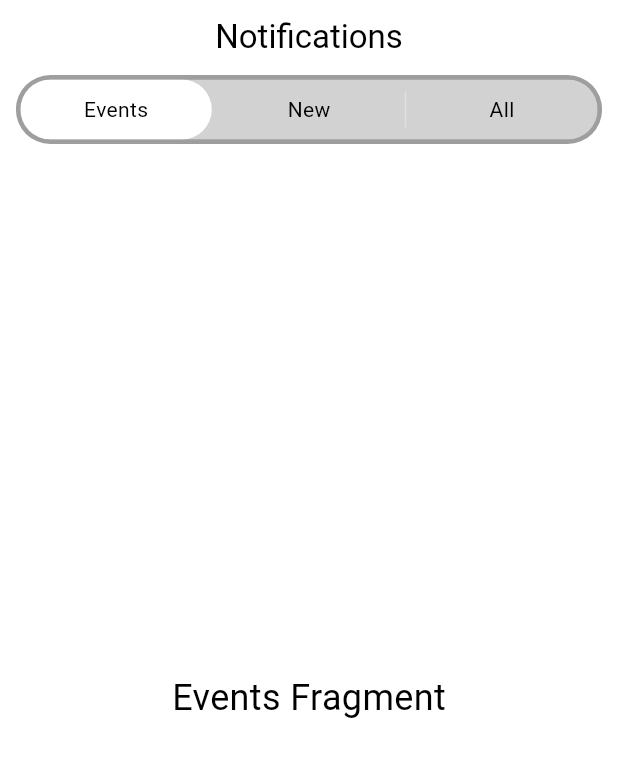
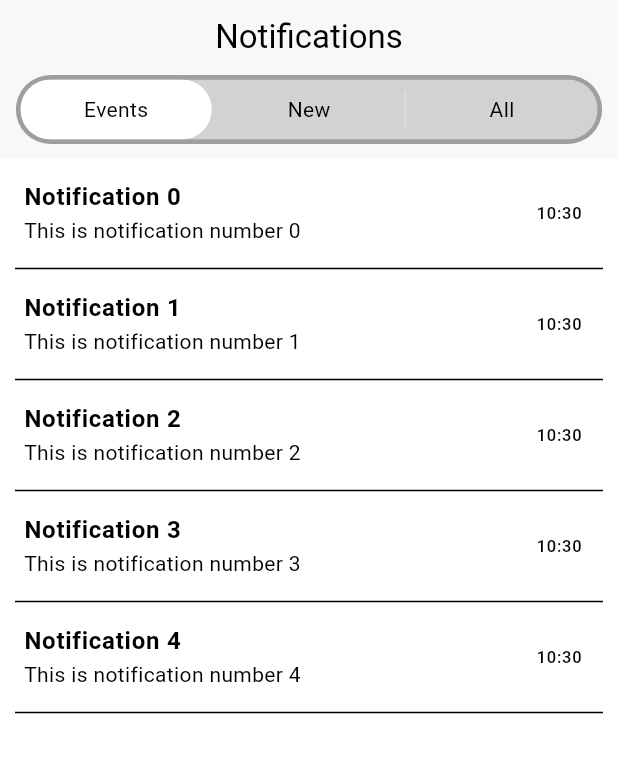
Before and after one commit to SujalKThapa/kushi_dev, a Flutter app: the NotificationPage screen opened directly, after a tap on "Events", on a phone screen of 412 x 824 dp. Shown: the top 757 px of the screen. Run offline on Flutter 3.47's test engine with Material 3 defaults, Android fonts, the phone set to English and light mode, and no system bars; drawn by our look-alikes of toggle_switch; our stand-ins replace firebase_auth, firebase_core, google_nav_bar, smooth_page_indicator; accounts and stored records are empty.

```diff
--- a/lib/components/notificationitem.dart
+++ b/lib/components/notificationitem.dart
@@ -1,26 +1,63 @@
 import 'package:flutter/material.dart';
+import 'package:intl/intl.dart';
 
 class NotificationItem extends StatelessWidget {
   final String title;
   final String message;
-  final String formattedDate; // Updated to include formatted date
+  final DateTime time;
 
-  const NotificationItem({
-    Key? key,
+  NotificationItem({
     required this.title,
     required this.message,
-    required this.formattedDate, // Updated to include formatted date
-  }) : super(key: key);
+    required this.time,
+  });
 
   @override
   Widget build(BuildContext context) {
-    return ListTile(
-      title: Text(
-        title,
-        style: TextStyle(fontWeight: FontWeight.bold),
+    final String formattedDate = DateFormat.Hm().format(time).toString();
+    return Dismissible(
+      key: Key(time.toString()), // Unique key for each notification
+      background: Container(
+        color: Colors.red,
+        alignment: Alignment.centerRight,
+        padding: EdgeInsets.symmetric(horizontal: 20.0),
+        child: Icon(Icons.delete, color: Colors.white),
       ),
-      subtitle: Text(message),
-      trailing: Text(formattedDate),
+      direction: DismissDirection.endToStart,
+      onDismissed: (direction) {
+        // Implement delete action here
+        // Example: Delete the notification from the list
+        ScaffoldMessenger.of(context).showSnackBar(
+          SnackBar(
+            content: Text('Notification deleted'),
+            action: SnackBarAction(
+              label: 'UNDO',
+              onPressed: () {
+                // Implement undo action here
+              },
+            ),
+          ),
+        );
+      },
+      child: Column(
+        children: [
+          ListTile(
+            title: Text(
+              title,
+              style: TextStyle(fontWeight: FontWeight.bold),
+            ),
+            subtitle: Text(message),
+            trailing: Text(formattedDate),
+          ),
+          Container(
+            margin: EdgeInsets.only(left: 10,right: 10),
+            child: Divider(
+              height: 2.0,
+              color: Colors.black,
+            ),
+          ),
+        ],
+      ),
     );
   }
 }
--- a/lib/pages/Fragments/NotifiactionFragment/allfragment.dart
+++ b/lib/pages/Fragments/NotifiactionFragment/allfragment.dart
@@ -1,11 +1,24 @@
+import "package:flutter/material.dart";
+import "package:kushi_3/components/notificationitem.dart";
+import "package:kushi_3/model/notificationdata.dart";
+
 class AllFragment extends StatelessWidget {
   @override
   Widget build(BuildContext context) {
-    return Center(
-      child: Text(
-        'All Fragment',
-        style: TextStyle(fontSize: 24),
-      ),
+    return ListView.builder(
+      itemCount: 2, // Example: You can replace this with the actual number of notifications
+      itemBuilder: (context, index) {
+        final notification = NotificationData(
+          title: 'Notification $index',
+          message: 'This is notification number $index',
+          time: DateTime.now(), // Replace it with actual time
+        );
+        return NotificationItem(
+          title: notification.title,
+          message: notification.message,
+          time: notification.time,
+        );
+      },
     );
   }
 }
--- a/lib/pages/Fragments/NotifiactionFragment/eventsfragment.dart
+++ b/lib/pages/Fragments/NotifiactionFragment/eventsfragment.dart
@@ -0,0 +1,24 @@
+import "package:flutter/material.dart";
+import "package:kushi_3/components/notificationitem.dart";
+import "package:kushi_3/model/notificationdata.dart";
+
+class EventsFragment extends StatelessWidget {
+  @override
+  Widget build(BuildContext context) {
+    return ListView.builder(
+      itemCount: 5, // Example: You can replace this with the actual number of notifications
+      itemBuilder: (context, index) {
+        final notification = NotificationData(
+          title: 'Notification $index',
+          message: 'This is notification number $index',
+          time: DateTime.now(), // Replace it with actual time
+        );
+        return NotificationItem(
+          title: notification.title,
+          message: notification.message,
+          time: notification.time,
+        );
+      },
+    );
+  }
+}
--- a/lib/pages/Fragments/NotifiactionFragment/newfragment.dart
+++ b/lib/pages/Fragments/NotifiactionFragment/newfragment.dart
@@ -0,0 +1,23 @@
+import "package:flutter/material.dart";
+import "package:kushi_3/components/notificationitem.dart";
+import "package:kushi_3/model/notificationdata.dart";
+class NewFragment extends StatelessWidget {
+  @override
+  Widget build(BuildContext context) {
+    return ListView.builder(
+      itemCount: 4, // Example: You can replace this with the actual number of notifications
+      itemBuilder: (context, index) {
+        final notification = NotificationData(
+          title: 'Notification $index',
+          message: 'This is notification number $index',
+          time: DateTime.now(), // Replace it with actual time
+        );
+        return NotificationItem(
+          title: notification.title,
+          message: notification.message,
+          time: notification.time,
+        );
+      },
+    );
+  }
+}
--- a/lib/pages/notifications.dart
+++ b/lib/pages/notifications.dart
@@ -1,4 +1,7 @@
 import 'package:flutter/material.dart';
+import 'package:kushi_3/pages/Fragments/NotifiactionFragment/allfragment.dart';
+import 'package:kushi_3/pages/Fragments/NotifiactionFragment/eventsfragment.dart';
+import 'package:kushi_3/pages/Fragments/NotifiactionFragment/newfragment.dart';
 import 'package:toggle_switch/toggle_switch.dart';
 
 class NotificationPage extends StatefulWidget {
@@ -8,12 +11,12 @@ class NotificationPage extends StatefulWidget {
 int _labelStart = 1;
 class _NotificationPageState extends State<NotificationPage> {
 
-
   @override
   Widget build(BuildContext context) {
     return Scaffold(
       appBar: AppBar(
         automaticallyImplyLeading: false,
+        backgroundColor: Theme.of(context).colorScheme.background,
         title: Center(child: Text('Notifications')),
         bottom: PreferredSize(
           preferredSize: Size.fromHeight(50.0),
@@ -37,11 +40,11 @@ class _NotificationPageState extends State<NotificationPage> {
               labels: ["Events", "New", "All"],
               onToggle: (index) {
                 if(index != null) {
-                      setState(() {
-                        _labelStart = index;
+                  setState(() {
+                    _labelStart = index;
 
-                      });
-                    }
+                  });
+                }
               },
             ),
           ),
@@ -50,7 +53,6 @@ class _NotificationPageState extends State<NotificationPage> {
       body: _selectedFragment(), // Call a function to display the selected fragment
     );
   }
-
   Widget _selectedFragment() {
     switch (_labelStart) {
       case 0:
@@ -64,39 +66,3 @@ class _NotificationPageState extends State<NotificationPage> {
     }
   }
 }
-
-class EventsFragment extends StatelessWidget {
-  @override
-  Widget build(BuildContext context) {
-    return Center(
-      child: Text(
-        'Events Fragment',
-        style: TextStyle(fontSize: 24),
-      ),
-    );
-  }
-}
-
-class NewFragment extends StatelessWidget {
-  @override
-  Widget build(BuildContext context) {
-    return Center(
-      child: Text(
-        'New Fragment',
-        style: TextStyle(fontSize: 24),
-      ),
-    );
-  }
-}
-
-class AllFragment extends StatelessWidget {
-  @override
-  Widget build(BuildContext context) {
-    return Center(
-      child: Text(
-        'All Fragments',
-        style: TextStyle(fontSize: 24),
-      ),
-    );
-  }
-}
```
Also changed, not shown: lib/pages/otp.dart (added, +124 -0 lines), lib/pages/selectWeight.dart (+8 -4 lines), lib/pages/signup.dart (+2 -20 lines).
